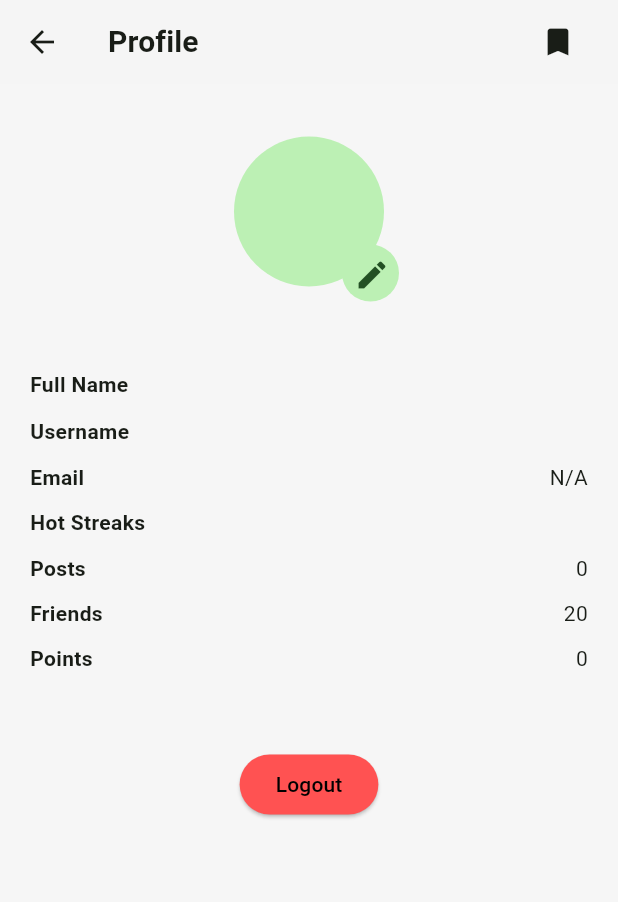
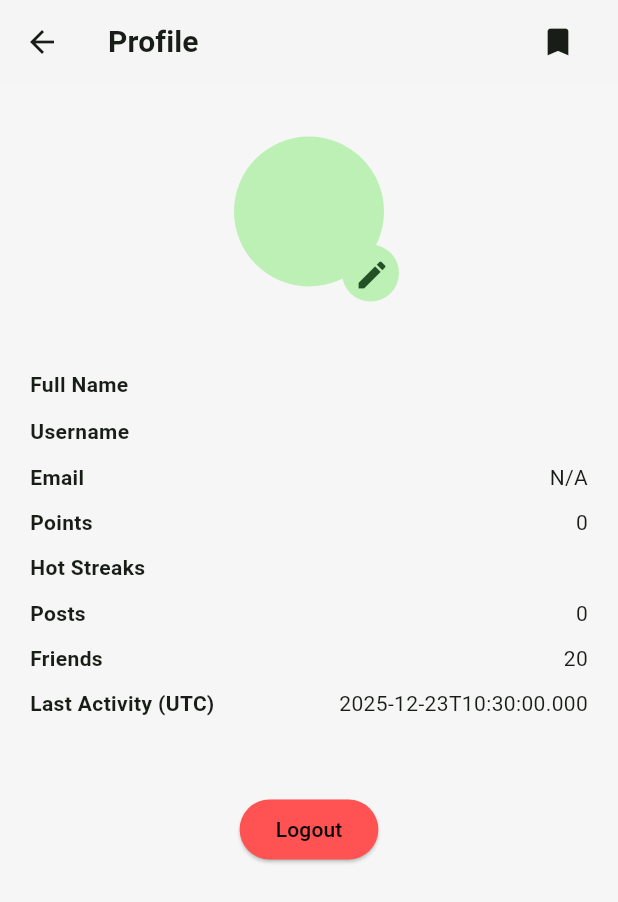
Before and after one commit to antreaslamprou/releaf, a Flutter app: the ProfilePage screen opened directly, on a phone screen of 412 x 824 dp. Shown: the top 902 px of the screen. Run offline on Flutter 3.47's test engine with Material 3 defaults, Android fonts, the phone set to English and light mode, and no system bars; our stand-ins replace firebase_auth, firebase_core, firebase_database, flutter_image_compress, flutter_switch, image_picker and 1 more; accounts and stored records are empty; key blocks and very long unbroken strings in the code were emptied for the run.

Commit message:
Added some small improvements on the UI

```diff
--- a/lib/pages/leaderboard_page.dart
+++ b/lib/pages/leaderboard_page.dart
@@ -75,7 +75,7 @@ class _LeaderboardPageState extends State<LeaderboardPage> {
                                 ? const Color.fromARGB(255, 192, 192, 192)
                                 : index + 1 == 3
                                 ? const Color.fromARGB(255, 205, 127, 50)
-                                : const Color.fromARGB(255, 19, 167, 0),
+                                : const Color.fromARGB(0, 0, 0, 0),
                           ),
                           Positioned(
                             width: 30,
@@ -85,7 +85,9 @@ class _LeaderboardPageState extends State<LeaderboardPage> {
                                 '${index + 1}',
                                 style: TextStyle(
                                   fontWeight: FontWeight.bold,
-                                  color: Colors.black,
+                                  color: index + 1 >= 1 && index + 1 <= 3
+                                      ? Colors.black
+                                      : null,
                                 ),
                               ),
                             ),
--- a/lib/pages/profile_page.dart
+++ b/lib/pages/profile_page.dart
@@ -147,6 +147,14 @@ class _ProfilePageState extends State<ProfilePage> {
             Row(
               mainAxisAlignment: MainAxisAlignment.spaceBetween,
               children: [
+                Text('Points', style: TextStyle(fontWeight: FontWeight.bold)),
+                Text(userData?['points'].toString() ?? '0'),
+              ],
+            ),
+            SizedBox(height: 10),
+            Row(
+              mainAxisAlignment: MainAxisAlignment.spaceBetween,
+              children: [
                 Text(
                   'Hot Streaks',
                   style: TextStyle(fontWeight: FontWeight.bold),
@@ -174,8 +182,11 @@ class _ProfilePageState extends State<ProfilePage> {
             Row(
               mainAxisAlignment: MainAxisAlignment.spaceBetween,
               children: [
-                Text('Points', style: TextStyle(fontWeight: FontWeight.bold)),
-                Text(userData?['points'].toString() ?? '0'),
+                Text(
+                  'Last Activity (UTC)',
+                  style: TextStyle(fontWeight: FontWeight.bold),
+                ),
+                Text(userData?['last_post'] ?? 'N/A'),
               ],
             ),
             SizedBox(height: 50),
```
Also changed, not shown: lib/components/like_button.dart (+10 -11 lines), lib/components/post.dart (+8 -2 lines).
